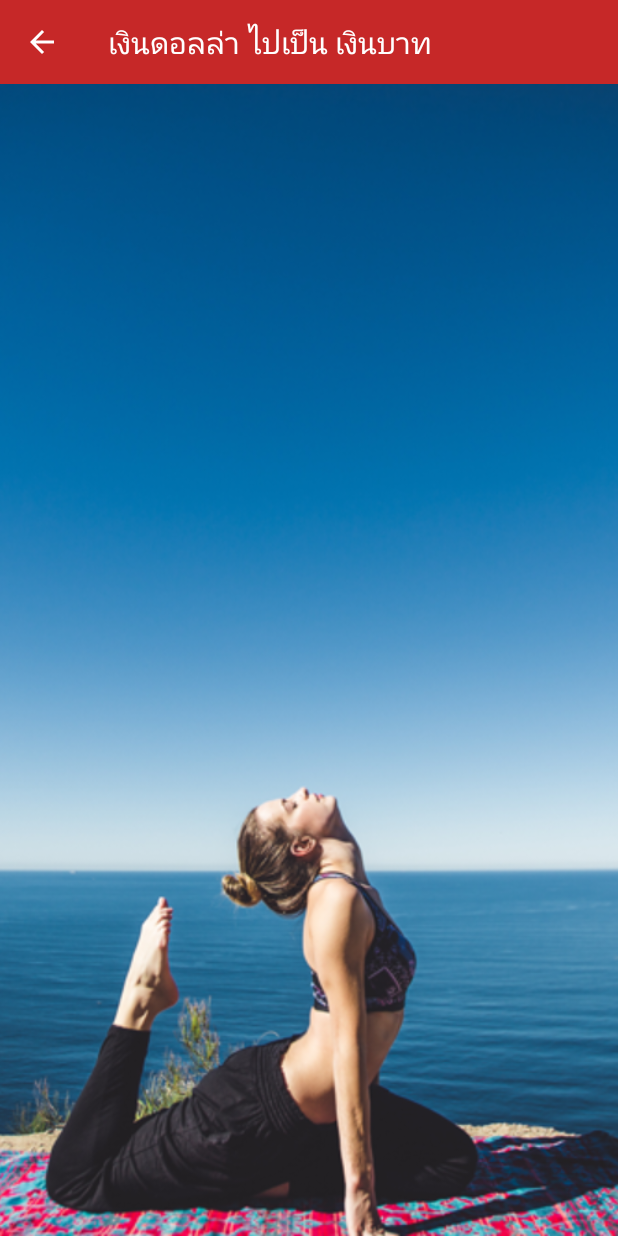
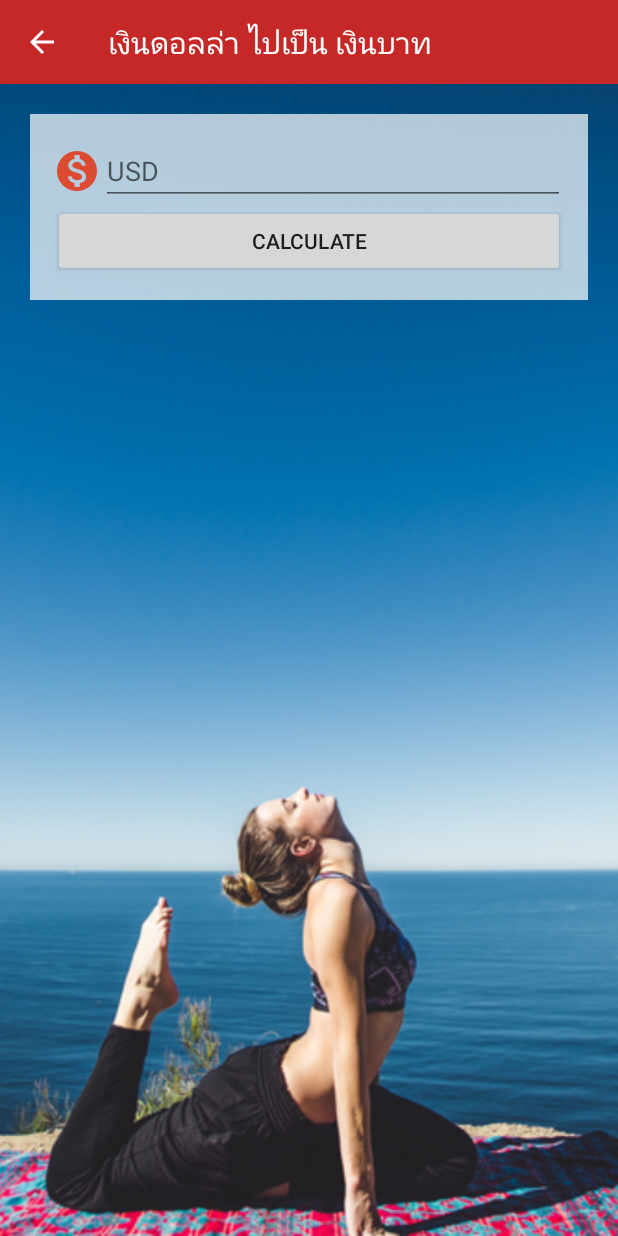
Before and after one commit to conanooo/chinnawat, an Android app: the screen it shows after launch (MainActivity), after a tap on "CALCULATE", on a phone screen of 412 x 824 dp. Run offline under Robolectric (Android 15) with nearby library versions, the phone set to English and light mode, and no system bars.

```diff
--- a/app/src/main/java/chinnawat/sbc/ac/th/sbcmoneychange/fragment/CalculateFragment.java
+++ b/app/src/main/java/chinnawat/sbc/ac/th/sbcmoneychange/fragment/CalculateFragment.java
@@ -4,6 +4,8 @@ import android.os.Bundle;
 import android.support.annotation.Nullable;
 import android.support.v4.app.Fragment;
 import android.support.v7.widget.Toolbar;
+import android.text.GetChars;
+import android.util.Log;
 import android.view.LayoutInflater;
 import android.view.View;
 import android.view.ViewGroup;
@@ -17,12 +19,36 @@ import chinnawat.sbc.ac.th.sbcmoneychange.R;
 
 public class CalculateFragment extends Fragment{
 
+    private double aDouble;
+
+
+    public static CalculateFragment calculateInstance(double factorDouble) {
+        CalculateFragment calculateFragment =new CalculateFragment();
+        Bundle bundle = new Bundle();
+        bundle.putDouble("Factor",factorDouble);
+        calculateFragment.setArguments(bundle);
+        return calculateFragment;
+    }
+
+
+
+
     @Override
     public void onActivityCreated(@Nullable Bundle savedInstanceState) {
         super.onActivityCreated(savedInstanceState);
 
 //        toolbar Controller
 
+        toolbarController();
+
+//        Get Value From Argument
+        aDouble = getArguments().getDouble("Factor");
+        Log.d("13Jan","Factor==>"+aDouble);
+
+
+    }//Main Method
+
+    private void toolbarController() {
         Toolbar toolbar = getView().findViewById(R.id.toolbarCalculate);
         ((MainActivity)getActivity()).setSupportActionBar(toolbar);
 
@@ -37,7 +63,7 @@ public class CalculateFragment extends Fragment{
               getActivity().getSupportFragmentManager().popBackStack();
             }
         });
-    }//Main Method
+    }
 
     @Nullable
     @Override
--- a/app/src/main/java/chinnawat/sbc/ac/th/sbcmoneychange/fragment/MainFragment.java
+++ b/app/src/main/java/chinnawat/sbc/ac/th/sbcmoneychange/fragment/MainFragment.java
@@ -16,12 +16,22 @@ import chinnawat.sbc.ac.th.sbcmoneychange.R;
 
 public class MainFragment extends Fragment{
 
+    private double aDouble=33.11;
+
+
     @Override
     public void onActivityCreated(@Nullable Bundle savedInstanceState) {
         super.onActivityCreated(savedInstanceState);
 
 //        Calculate Controller
 
+        calculateController();
+
+
+
+    }//Main Method
+
+    private void calculateController() {
         Button button = getView().findViewById(R.id.btnCalculate);
         button.setOnClickListener(new View.OnClickListener() {
             @Override
@@ -30,15 +40,12 @@ public class MainFragment extends Fragment{
 //                replace Frament
                 getActivity().getSupportFragmentManager()
                         .beginTransaction()
-                        .replace(R.id.contentMainFragment, new CalculateFragment())
+                        .replace(R.id.contentMainFragment,CalculateFragment.calculateInstance(aDouble))
                         .addToBackStack(null)
                         .commit();
             }
         });
-
-
-
-    }//Main Method
+    }
 
     @Nullable
     @Override
--- a/app/src/main/res/layout/fragment_calculate.xml
+++ b/app/src/main/res/layout/fragment_calculate.xml
@@ -13,6 +13,41 @@
 
 
     <!--Content-->
+    <LinearLayout
+        android:padding="15dp"
+        android:layout_margin="20dp"
+        android:orientation="vertical"
+        android:background="#b4ffffff"
+        android:layout_width="match_parent"
+        android:layout_height="wrap_content">
 
 
-</LinearLayout>
+    <!--Many-->
+    <LinearLayout
+        android:orientation="horizontal"
+        android:layout_width="match_parent"
+        android:layout_height="wrap_content">
+    <!--Icon-->
+    <ImageView
+        android:layout_gravity="center_vertical"
+        android:src="@drawable/ic_action_money"
+        android:layout_width="wrap_content"
+        android:layout_height="wrap_content" />
+
+    <!--TextField-->
+    <EditText
+        android:hint="USD"
+        android:inputType="number"
+        android:layout_width="match_parent"
+        android:layout_height="wrap_content" />
+
+    </LinearLayout>
+    <!--Calculate-->
+        <Button
+            android:text="Calculate"
+            android:layout_width="match_parent"
+            android:layout_height="wrap_content" />
+
+    </LinearLayout>
+
+    </LinearLayout>
```
Also changed, not shown: app/src/main/res/drawable-hdpi/ic_action_money.png (added), app/src/main/res/drawable-mdpi/ic_action_money.png (added), app/src/main/res/drawable-xhdpi/ic_action_money.png (added), app/src/main/res/drawable-xxhdpi/ic_action_money.png (added).
